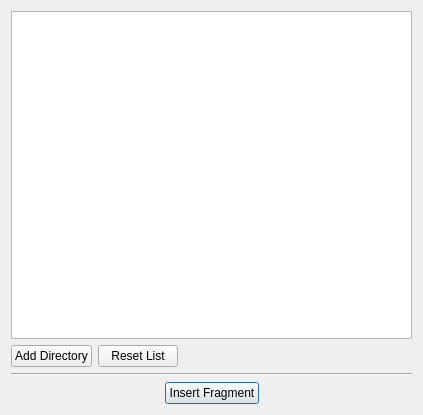
Old version of the form libavogadro/src/extensions/insertfragmentdialog.ui in the repository cryos/avogadro.
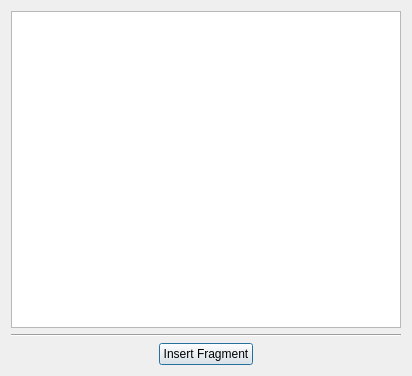
New version of the form.

Commit message: Fix PR#2663883 -- switch fragment window to QFileSystemModel. The downside is that we only can have the default set of fragments, not a list of directories, but this should be fine for 1.0. Evidently the best way to handle multiple root directories is with a proxy model.

Diff of the .ui file:
```diff
--- a/libavogadro/src/extensions/insertfragmentdialog.ui
+++ b/libavogadro/src/extensions/insertfragmentdialog.ui
@@ -6,8 +6,8 @@
    <rect>
     <x>0</x>
     <y>0</y>
-    <width>423</width>
-    <height>415</height>
+    <width>412</width>
+    <height>376</height>
    </rect>
   </property>
   <property name="windowTitle">
@@ -17,37 +17,6 @@
    <item>
     <widget class="QTreeView" name="directoryTreeView"/>
    </item>
-   <item>
-    <layout class="QHBoxLayout">
-     <item>
-      <widget class="QPushButton" name="addDirectoryButton">
-       <property name="text">
-        <string>Add Directory</string>
-       </property>
-      </widget>
-     </item>
-     <item>
-      <widget class="QPushButton" name="clearListButton">
-       <property name="text">
-        <string>Reset List</string>
-       </property>
-      </widget>
-     </item>
-     <item>
-      <spacer>
-       <property name="orientation">
-        <enum>Qt::Horizontal</enum>
-       </property>
-       <property name="sizeHint" stdset="0">
-        <size>
-         <width>40</width>
-         <height>20</height>
-        </size>
-       </property>
-      </spacer>
-     </item>
-    </layout>
-   </item>
    <item>
     <widget class="Line" name="line_2">
      <property name="orientation">
```
The commit also changes 7 other files.
